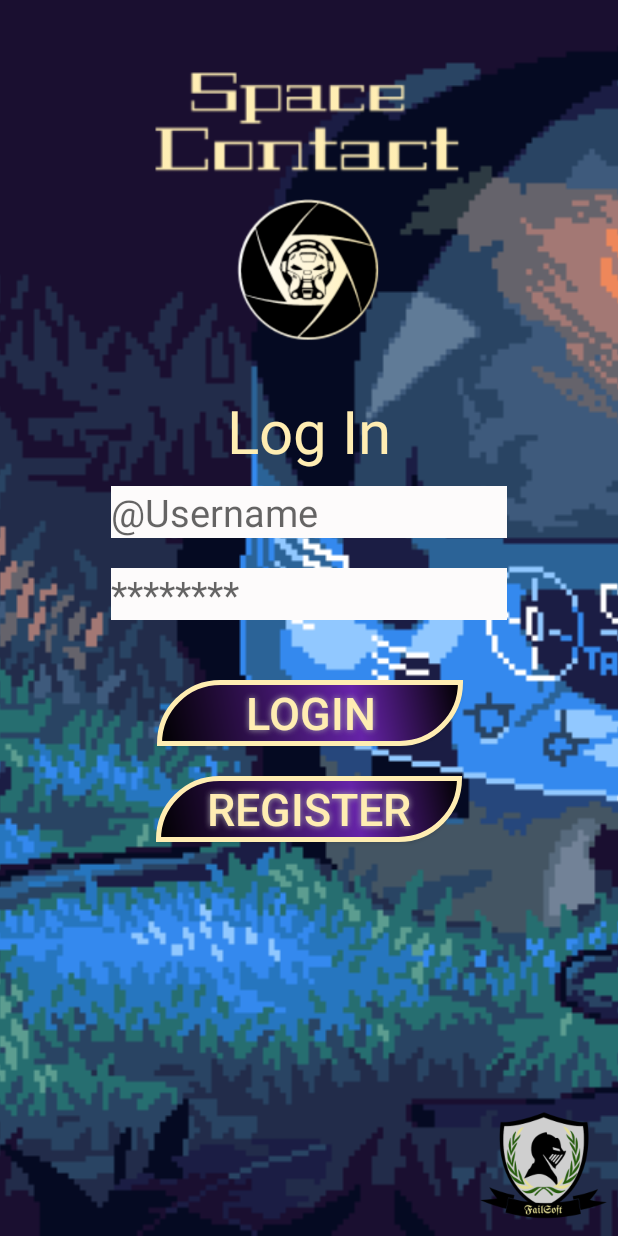
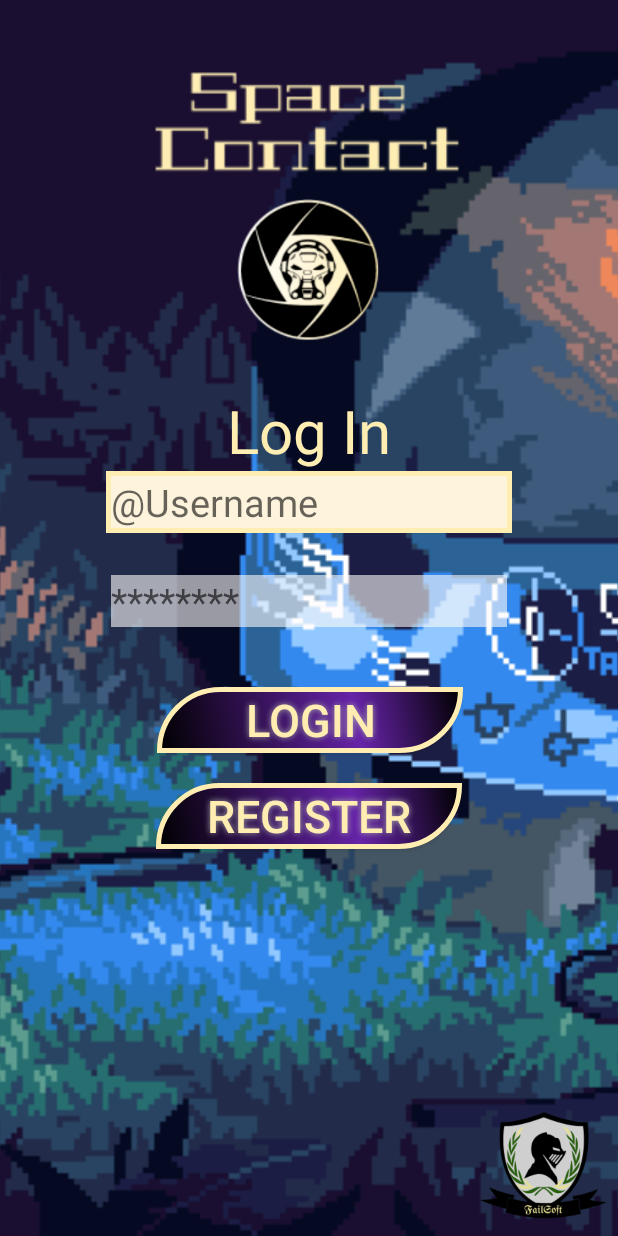
Before and after one commit to FailSoftware/SpaceContact, an Android app: the screen it shows after launch (Login), after a tap on "LOGIN", on a phone screen of 412 x 824 dp. Run offline under Robolectric (Android 15) with nearby library versions, the phone set to English and light mode, and no system bars.

```diff
--- a/app/src/main/java/com/example/spacecontact/Login.kt
+++ b/app/src/main/java/com/example/spacecontact/Login.kt
@@ -4,10 +4,20 @@ import android.content.Intent
 import androidx.appcompat.app.AppCompatActivity
 import android.os.Bundle
 import android.view.View
+import android.widget.DatePicker
 import android.widget.EditText
 import android.widget.Toast
+import com.example.spacecontact.entity.User
+import com.example.spacecontact.entity.Worker
+import java.util.*
 
 class Login : AppCompatActivity() {
+
+
+    //TODO Si el usuario ya tiene cuenta, hacer que los datos de piloto se carguen directamente desde la base de datos.
+    //TODO Si el usuario NO ti ene cuenta, el register deberá llevarle a la pantalla de creacion de personaje y automaticamente aplicar un sprite base, en caso contrario más tarde tendremos problemas de nullexception a la hora de hacer login
+    var pilot: Worker = Worker("Test", 1, 1, 1, 100, null, 2, 100, 100, Worker.Job.PILOT)
+    //var usr: User = User(0, false, "Falso", "Falso", "Un usuario", Date(), pilot)
 
     override fun onCreate(savedInstanceState: Bundle?) {
         super.onCreate(savedInstanceState)
@@ -15,13 +25,13 @@ class Login : AppCompatActivity() {
     }
 
 
-    fun toCharacter(view: View){
+    fun toCharacter(view: View) {
 
-        var name = findViewById(R.id.etUser) as EditText
-        var sName = name.getText().toString()
+        var name = findViewById<EditText>(R.id.etUser)
+        var sName = name.text.toString()
 
-        var pass = findViewById(R.id.etPass) as EditText
-        var sPass = pass.getText().toString()
+        var pass = findViewById<EditText>(R.id.etPass)
+        var sPass = pass.text.toString()
 
         if (sName.equals("user") && sPass.equals("user")) {
             val i = Intent(this, Characters::class.java)
--- a/app/src/main/res/layout/activity_characters.xml
+++ b/app/src/main/res/layout/activity_characters.xml
@@ -100,10 +100,12 @@
             tools:srcCompat="@tools:sample/avatars" />
 
         <Button
+            android:id="@+id/btConfirm"
             android:layout_width="wrap_content"
             android:layout_height="wrap_content"
             android:layout_marginTop="164dp"
             android:text="@string/btConfirm"
+            android:onClick="toConfirm"
             app:layout_constraintHorizontal_bias="0.0"
             app:layout_constraintLeft_toRightOf="@id/charFinished"
             app:layout_constraintRight_toRightOf="parent"
--- a/app/src/main/res/layout/activity_login.xml
+++ b/app/src/main/res/layout/activity_login.xml
@@ -52,34 +52,42 @@
             app:layout_constraintRight_toRightOf="parent"
             app:layout_constraintTop_toBottomOf="@+id/ivLog2" />
 
+        <FrameLayout
+            android:id="@+id/frameLayout"
+            android:layout_width="wrap_content"
+            android:layout_height="wrap_content"
+            app:layout_constraintEnd_toEndOf="parent"
+            android:background="@color/yellow"
+            android:padding="3dp"
+            app:layout_constraintStart_toStartOf="parent"
+            app:layout_constraintTop_toBottomOf="@+id/tvLog">
+
             <EditText
                 android:id="@+id/etUser"
                 android:layout_width="wrap_content"
                 android:layout_height="wrap_content"
-            android:layout_marginTop="10dp"
-            android:background="@color/brokengrey"
+                android:background="@color/brokengreyAlpha"
                 android:ems="9"
                 android:hint="@string/user"
                 android:inputType="textPersonName"
                 android:textSize="25sp"
 
-            app:layout_constraintRight_toRightOf="parent"
-            app:layout_constraintLeft_toLeftOf="parent"
-            app:layout_constraintTop_toBottomOf="@+id/tvLog" />
+                />
+        </FrameLayout>
 
         <EditText
             android:id="@+id/etPass"
             android:layout_width="wrap_content"
             android:layout_height="wrap_content"
-            android:background="@color/brokengrey"
-            android:layout_marginTop="20dp"
+            android:layout_marginTop="28dp"
+            android:background="@color/brokengreyAlpha"
             android:ems="9"
             android:hint="@string/password"
+            android:inputType="textPassword"
             android:textSize="25sp"
-            android:inputType="textPassword"
             app:layout_constraintLeft_toLeftOf="parent"
             app:layout_constraintRight_toRightOf="parent"
-            app:layout_constraintTop_toBottomOf="@+id/etUser" />
+            app:layout_constraintTop_toBottomOf="@+id/frameLayout" />
 
         <Button
             android:id="@+id/btLog"
@@ -127,6 +135,5 @@
             app:srcCompat="@drawable/logoempresa" />
 
 
-
     </androidx.constraintlayout.widget.ConstraintLayout>
 </FrameLayout>
--- a/app/src/main/res/layout/activity_register.xml
+++ b/app/src/main/res/layout/activity_register.xml
@@ -60,6 +60,7 @@
             android:background="@color/brokengrey"
             android:ems="10"
             android:hint="@string/email"
+            android:padding="5dp"
             android:inputType="textPersonName"
             android:textSize="25sp"
             app:layout_constraintEnd_toEndOf="parent"
@@ -127,6 +128,7 @@
             android:layout_height="53dp"
             android:layout_marginTop="32dp"
             android:background="@drawable/buttonstyle"
+            android:onClick="toCharactersNew"
             android:shadowColor="#A8A8A8"
             android:shadowDx="0"
             android:shadowDy="0"
--- a/app/src/main/res/values/colors.xml
+++ b/app/src/main/res/values/colors.xml
@@ -6,4 +6,5 @@
     <color name="yellow">#ffedb2</color>
     <color name="brokengrey">#FDFBFB</color>
     <color name="violetMain">#5A0A72</color>
+    <color name="brokengreyAlpha">#99FDFBFB</color>
 </resources>
```
Also changed, not shown: app/src/main/java/com/example/spacecontact/Characters.kt (+21 -5 lines), app/src/main/java/com/example/spacecontact/Register.kt (+31 -1 lines), app/src/main/java/com/example/spacecontact/entity/User.java (+53 -5 lines), app/src/main/java/com/example/spacecontact/entity/Worker.java (+7 -6 lines). Lines whose indentation alone changed are shown as unchanged.
